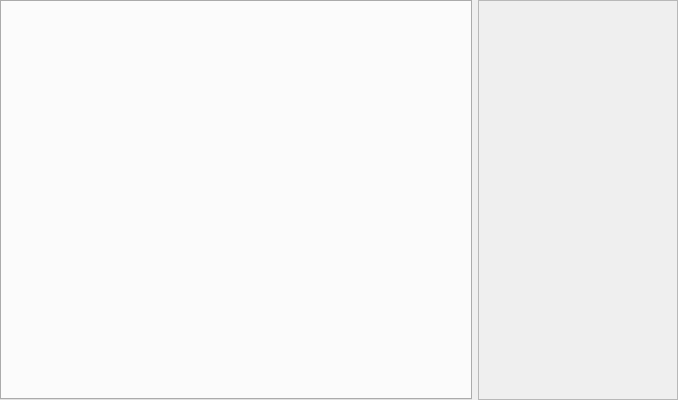
Before: the Qt Designer form OpenRGBEffectTab.ui in DLdota/OpenRGBEffectsPlugin, drawn with Qt 5.
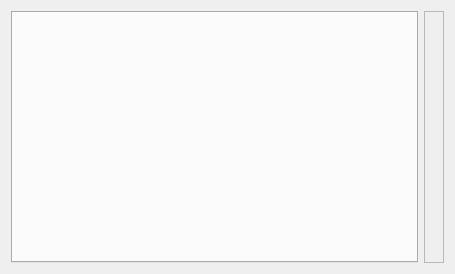
After: the same form once the commit is applied. Custom widgets are drawn as their Qt base class.

Commit message: Layers effect rework

```diff
--- a/OpenRGBEffectTab.ui
+++ b/OpenRGBEffectTab.ui
@@ -6,8 +6,8 @@
    <rect>
     <x>0</x>
     <y>0</y>
-    <width>678</width>
-    <height>400</height>
+    <width>455</width>
+    <height>274</height>
    </rect>
   </property>
   <property name="sizePolicy">
@@ -23,24 +23,10 @@
    <bool>false</bool>
   </property>
   <layout class="QGridLayout" name="gridLayout_2">
-   <property name="leftMargin">
-    <number>0</number>
-   </property>
-   <property name="topMargin">
-    <number>0</number>
-   </property>
-   <property name="rightMargin">
-    <number>0</number>
-   </property>
-   <property name="bottomMargin">
-    <number>0</number>
-   </property>
-   <item row="0" column="1">
-    <layout class="QGridLayout" name="main_layout">
      <item row="0" column="0">
       <widget class="QTabWidget" name="EffectTabs">
        <property name="sizePolicy">
-        <sizepolicy hsizetype="Preferred" vsizetype="Expanding">
+      <sizepolicy hsizetype="Preferred" vsizetype="Preferred">
          <horstretch>1</horstretch>
          <verstretch>0</verstretch>
         </sizepolicy>
@@ -53,14 +39,14 @@
      <item row="0" column="1">
       <widget class="QFrame" name="frame">
        <property name="sizePolicy">
-        <sizepolicy hsizetype="Fixed" vsizetype="Expanding">
+      <sizepolicy hsizetype="Minimum" vsizetype="Preferred">
          <horstretch>0</horstretch>
          <verstretch>0</verstretch>
         </sizepolicy>
        </property>
        <property name="minimumSize">
         <size>
-         <width>200</width>
+       <width>0</width>
          <height>0</height>
         </size>
        </property>
@@ -95,8 +81,6 @@
         </item>
        </layout>
       </widget>
-     </item>
-    </layout>
    </item>
   </layout>
  </widget>
```
Lines whose indentation alone changed are shown as unchanged. The commit also changes 114 other files.
